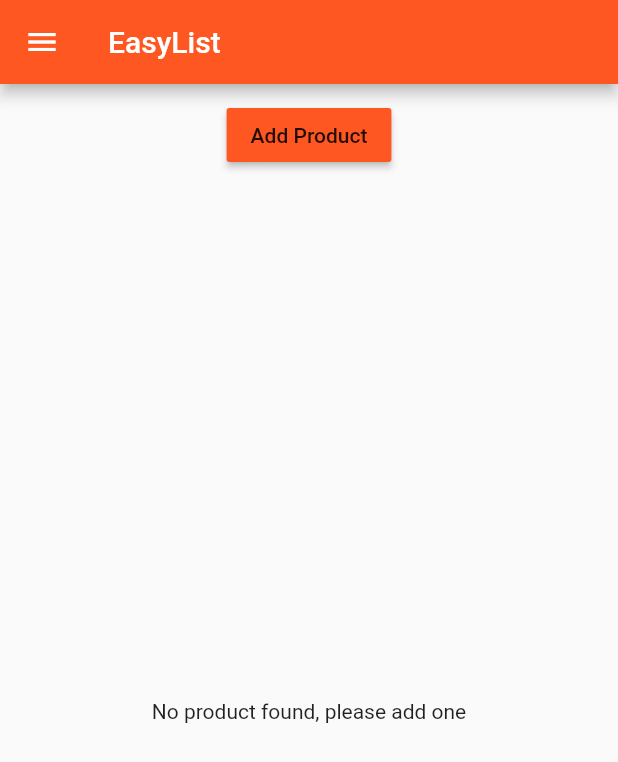
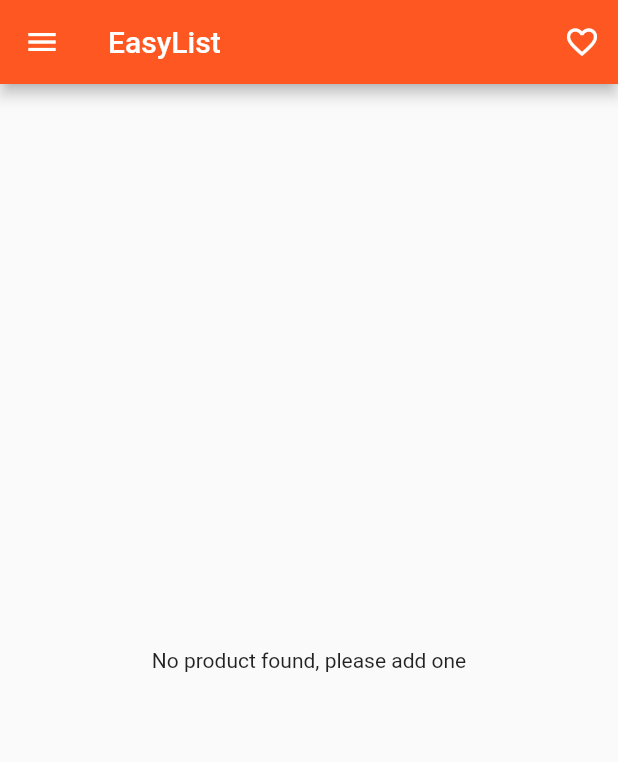
Before and after one commit to mxm-kim/flutter_course, a Flutter app: the ProductsPage screen opened by its route, on a phone screen of 412 x 824 dp. Shown: the top 762 px of the screen. Run offline on Flutter 3.47's test engine with Material 2 defaults, Android fonts, the phone set to English and light mode, and no system bars.

Commit message:
Some changes

```diff
--- a/lib/main.dart
+++ b/lib/main.dart
@@ -1,5 +1,5 @@
 import 'package:flutter/material.dart';
-import 'package:flutter/rendering.dart';
+// import 'package:flutter/rendering.dart';
 
 import './pages/products_admin.dart';
 import './pages/auth.dart';
@@ -21,9 +21,9 @@ class MyApp extends StatefulWidget {
 }
 
 class _MyAppState extends State<MyApp> {
-  List<Map<String, String>> _products = [];
+  List<Map<String, dynamic>> _products = [];
 
-  void _addProduct(Map<String, String> product) {
+  void _addProduct(Map<String, dynamic> product) {
     setState(() {
       _products.add(product);
     });
@@ -45,9 +45,9 @@ class _MyAppState extends State<MyApp> {
       ),
       routes: {
         '/': (BuildContext context) => AuthPage(),
-        '/admin': (BuildContext context) => ProductsAdminPage(),
+        '/admin': (BuildContext context) => ProductsAdminPage(_addProduct),
         '/products': (BuildContext context) =>
-            ProductsPage(_products, _addProduct, _deleteProduct)
+            ProductsPage(_products)
       },
       onGenerateRoute: (RouteSettings settings) {
         final List<String> pathElements = settings.name.split('/');
@@ -68,7 +68,7 @@ class _MyAppState extends State<MyApp> {
       onUnknownRoute: (RouteSettings settings) {
         return MaterialPageRoute(
             builder: (BuildContext context) =>
-                ProductsPage(_products, _addProduct, _deleteProduct));
+                ProductsPage(_products));
       },
     );
   }
--- a/lib/pages/products.dart
+++ b/lib/pages/products.dart
@@ -1,12 +1,10 @@
 import 'package:flutter/material.dart';
-import '../product_manager.dart';
+import '../widgets/products/products.dart';
 
 class ProductsPage extends StatelessWidget {
-  final List<Map<String, String>> products;
-  final Function addProduct;
-  final Function deleteProduct;
+  final List<Map<String, dynamic>> products;
 
-  ProductsPage(this.products, this.addProduct, this.deleteProduct);
+  ProductsPage(this.products);
 
   @override
   Widget build(BuildContext context) {
@@ -16,6 +14,7 @@ class ProductsPage extends StatelessWidget {
             children: <Widget>[
               AppBar(automaticallyImplyLeading: false, title: Text('Choose')),
               ListTile(
+                leading: Icon(Icons.edit),
                 title: Text('Manage products'),
                 onTap: () {
                   Navigator.pushReplacementNamed(context, '/admin');
@@ -26,7 +25,14 @@ class ProductsPage extends StatelessWidget {
         ),
         appBar: AppBar(
           title: Text('EasyList'),
+          actions: <Widget>[
+            IconButton(
+              icon: Icon(Icons.favorite_border),
+              color: Colors.white,
+              onPressed: () {},
+            )
+          ],
         ),
-        body: ProductManager(products, addProduct, deleteProduct));
+        body: Products(products));
   }
 }
--- a/lib/product_control.dart
+++ /dev/null
@@ -1,20 +0,0 @@
-import 'package:flutter/material.dart';
-
-class ProductControl extends StatelessWidget {
-  final Function addProductHandler;
-
-  ProductControl(this.addProductHandler);
-
-  @override
-  Widget build(BuildContext context) {
-    return Container(
-        margin: EdgeInsets.all(10.0),
-        child: RaisedButton(
-            color: Theme.of(context).primaryColor,
-            onPressed: () {
-              addProductHandler({'title' : 'Exotic Product', 'imageUrl' : 'assets/food.jpeg'});
-            },
-            child: Text('Add Product')),
-      );
-  }
-}
--- a/lib/product_manager.dart
+++ /dev/null
@@ -1,20 +0,0 @@
-import 'package:flutter/material.dart';
-import 'products.dart';
-import 'product_control.dart';
-
-class ProductManager extends StatelessWidget {
-  final List<Map<String, String>> products;
-  final Function addProduct;
-  final Function deleteProduct;
-
-  ProductManager(this.products, this.addProduct, this.deleteProduct);
-
-  @override
-  Widget build(BuildContext context) {
-    print('[_ProductManagerState] build()');
-    return Column(children: [
-      ProductControl(addProduct),
-      Expanded(child: Products(products, deleteProduct: deleteProduct))
-    ]);
-  }
-}
--- a/lib/products.dart
+++ /dev/null
@@ -1,58 +0,0 @@
-import 'package:flutter/material.dart';
-
-class Products extends StatelessWidget {
-  final List<Map> products;
-  final Function deleteProduct;
-
-  Products(this.products, {this.deleteProduct}) {
-    print("[Products Widget] constructor");
-  }
-
-  Widget _buildProductItem(context, index) {
-    String title = products[index]['title'];
-    String imageUrl = products[index]['imageUrl'];
-    return Card(
-      child: Column(
-        children: <Widget>[
-          Image.asset(imageUrl),
-          Text(title),
-          ButtonBar(
-            alignment: MainAxisAlignment.center,
-            children: <Widget>[
-              FlatButton(
-                  child: Text('Details'),
-                  onPressed: () => Navigator.pushNamed<bool>(
-                              context, '/product/' + index.toString())
-                          .then((value) {
-                        print(value);
-                        if (value) {
-                          deleteProduct(index);
-                        }
-                      })),
-            ],
-          )
-        ],
-      ),
-    );
-  }
-
-  Widget _makeListBuilder() {
-    return ListView.builder(
-      itemBuilder: _buildProductItem,
-      itemCount: products.length,
-    );
-  }
-
-  @override
-  Widget build(BuildContext context) {
-    print("[Products Widget] build()");
-
-    if (products.isEmpty) {
-      return Center(
-        child: Text('No product found, please add one'),
-      );
-    } else {
-      return _makeListBuilder();
-    }
-  }
-}
--- /dev/null
+++ b/lib/widgets/products/products.dart
@@ -0,0 +1,33 @@
+import 'package:flutter/material.dart';
+import 'package:flutter_course/widgets/products/product_card.dart';
+import './product_card.dart';
+
+class Products extends StatelessWidget {
+  final List<Map<String, dynamic>> products;
+  final Function deleteProduct;
+
+  Products(this.products, {this.deleteProduct}) {
+    print("[Products Widget] constructor");
+  }
+
+  Widget _makeListBuilder() {
+    return ListView.builder(
+      itemBuilder: (BuildContext context, int index) =>
+          ProductCard(products[index], index: index),
+      itemCount: products.length,
+    );
+  }
+
+  @override
+  Widget build(BuildContext context) {
+    print("[Products Widget] build()");
+
+    if (products.isEmpty) {
+      return Center(
+        child: Text('No product found, please add one'),
+      );
+    } else {
+      return _makeListBuilder();
+    }
+  }
+}
--- a/pubspec.yaml
+++ b/pubspec.yaml
@@ -43,6 +43,7 @@ flutter:
   # To add assets to your application, add an assets section, like this:
   assets:
     - assets/food.jpeg
+    - assets/background.jpg
   #  - images/a_dot_ham.jpeg
 
   # An image asset can refer to one or more resolution-specific "variants", see
```
Also changed, not shown: lib/pages/auth.dart (+62 -6 lines), lib/pages/product_create.dart (+71 -14 lines), lib/pages/products_admin.dart (+6 -1 lines), lib/widgets/products/price_tag.dart (added, +21 -0 lines), lib/widgets/products/product_card.dart (added, +63 -0 lines), lib/widgets/ui_elements/title_default.dart (added, +15 -0 lines), assets/background.jpg (added).
